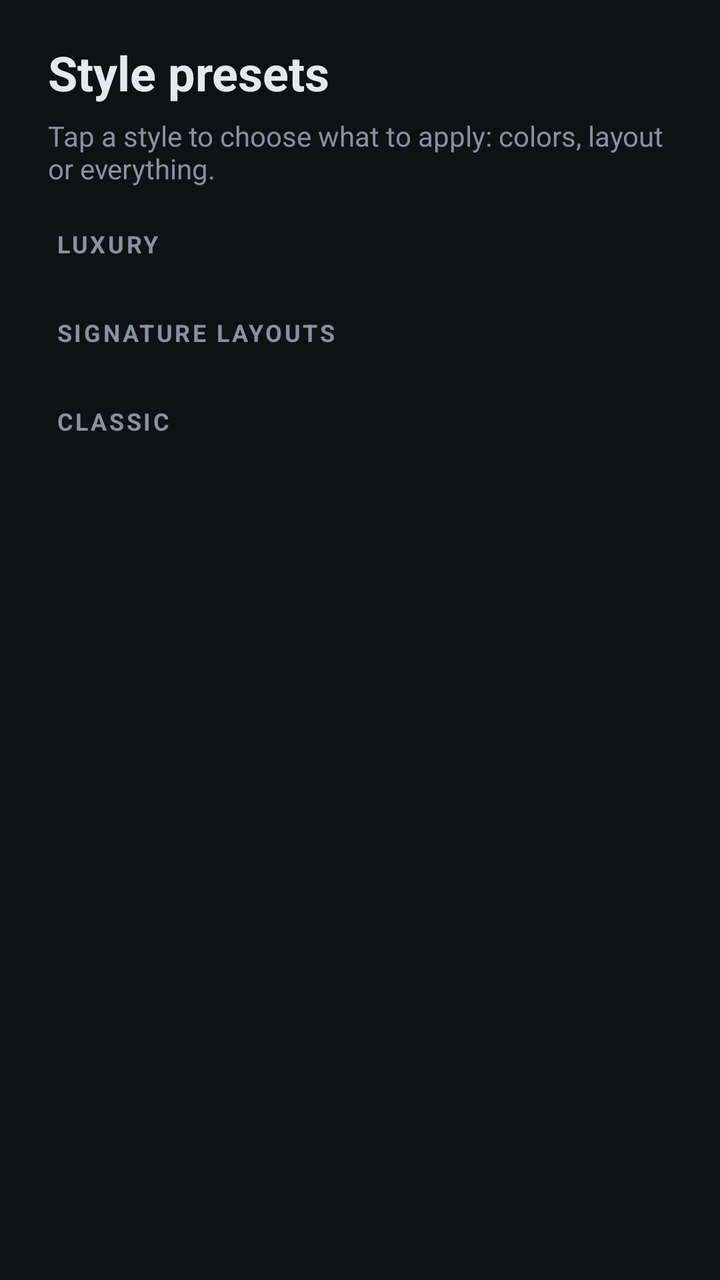
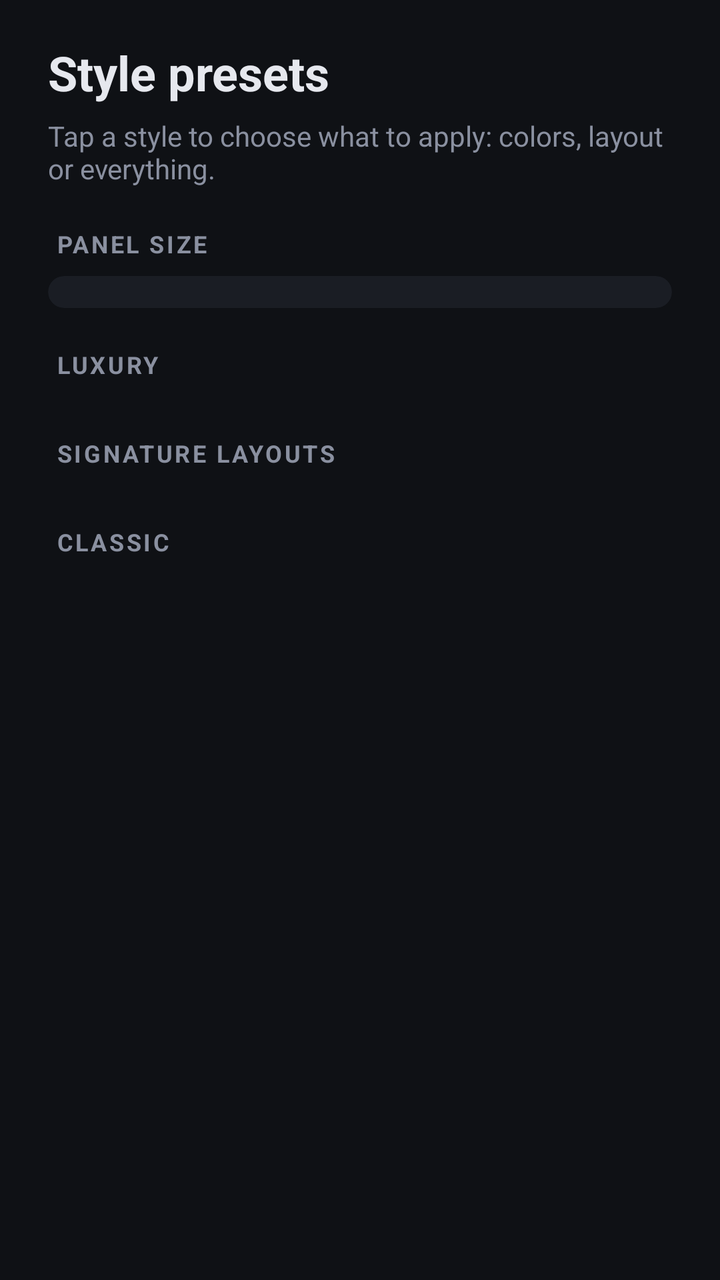

Two renders of the same Android screen: before a commit and after it. Below are the layout's source before the change and the commit's diff.
<!-- AndroidManifest.xml: application theme Theme.Voltune -->
<!-- res/layout/activity_presets.xml -->
<?xml version="1.0" encoding="utf-8"?>
<ScrollView xmlns:android="http://schemas.android.com/apk/res/android"
    android:id="@+id/root"
    android:layout_width="match_parent"
    android:layout_height="match_parent"
    android:clipToPadding="false"
    android:fillViewport="true">

    <LinearLayout
        android:layout_width="match_parent"
        android:layout_height="wrap_content"
        android:orientation="vertical"
        android:paddingStart="24dp"
        android:paddingTop="20dp"
        android:paddingEnd="24dp"
        android:paddingBottom="24dp">

        <TextView
            android:layout_width="wrap_content"
            android:layout_height="wrap_content"
            android:text="@string/section_presets"
            android:textColor="@color/vt_text"
            android:textSize="24sp"
            android:textStyle="bold" />

        <TextView
            android:layout_width="wrap_content"
            android:layout_height="wrap_content"
            android:layout_marginTop="6dp"
            android:text="@string/presets_hint"
            android:textColor="@color/vt_text_muted"
            android:textSize="14sp" />

        <TextView
            style="@style/Voltune.GroupLabel"
            android:text="@string/presets_luxury" />

        <GridLayout
            android:id="@+id/luxuryGrid"
            android:layout_width="match_parent"
            android:layout_height="wrap_content"
            android:layout_marginStart="-6dp"
            android:layout_marginEnd="-6dp"
            android:columnCount="2" />

        <TextView
            style="@style/Voltune.GroupLabel"
            android:text="@string/presets_signature" />

        <GridLayout
            android:id="@+id/signatureGrid"
            android:layout_width="match_parent"
            android:layout_height="wrap_content"
            android:layout_marginStart="-6dp"
            android:layout_marginEnd="-6dp"
            android:columnCount="2" />

        <TextView
            style="@style/Voltune.GroupLabel"
            android:text="@string/presets_classic" />

        <GridLayout
            android:id="@+id/classicGrid"
            android:layout_width="match_parent"
            android:layout_height="wrap_content"
            android:layout_marginStart="-6dp"
            android:layout_marginEnd="-6dp"
            android:columnCount="2" />

    </LinearLayout>

</ScrollView>
<!-- resources referenced by this layout -->
<resources>
  <color name="vt_text">#E6E8EE</color>
  <color name="vt_text_muted">#8A90A0</color>
  <string name="presets_classic">Classic</string>
  <string name="presets_hint">Tap a style to choose what to apply: colors, layout or everything.</string>
  <string name="presets_luxury">Luxury</string>
  <string name="presets_signature">Signature layouts</string>
  <string name="section_presets">Style presets</string>
  <style name="Voltune.GroupLabel" parent="">
          <item name="android:layout_width">wrap_content</item>
          <item name="android:layout_height">wrap_content</item>
          <item name="android:layout_marginStart">4dp</item>
          <item name="android:layout_marginTop">20dp</item>
          <item name="android:layout_marginBottom">8dp</item>
          <item name="android:letterSpacing">0.1</item>
          <item name="android:textAllCaps">true</item>
          <item name="android:textColor">@color/vt_text_muted</item>
          <item name="android:textSize">12sp</item>
          <item name="android:textStyle">bold</item>
      </style>
  <style name="Theme.Voltune" parent="Theme.Material3.Dark.NoActionBar">
          <item name="colorPrimary">@color/vt_primary</item>
          <item name="colorOnPrimary">@color/vt_on_primary</item>
          <item name="colorSecondary">@color/vt_accent</item>
          <item name="colorSurface">@color/vt_surface</item>
          <item name="colorOnSurface">@color/vt_text</item>
          <item name="android:colorBackground">@color/vt_background</item>
          <item name="android:windowBackground">@color/vt_background</item>
      </style>
  <color name="vt_primary">#6C5CE7</color>
  <color name="vt_on_primary">#FFFFFF</color>
  <color name="vt_accent">#00D1B2</color>
  <color name="vt_surface">#1A1D24</color>
  <color name="vt_background">#0F1115</color>
</resources>

<!-- the commit's change to res/layout/activity_presets.xml (unified diff, before → after) -->
@@ -30,6 +30,18 @@
             android:text="@string/presets_hint"
             android:textColor="@color/vt_text_muted"
             android:textSize="14sp" />
+
+        <TextView
+            style="@style/Voltune.GroupLabel"
+            android:text="@string/panel_size" />
+
+        <com.google.android.material.card.MaterialCardView style="@style/Voltune.GroupCard">
+
+            <LinearLayout
+                android:id="@+id/sizeContainer"
+                style="@style/Voltune.GroupContent" />
+
+        </com.google.android.material.card.MaterialCardView>
 
         <TextView
             style="@style/Voltune.GroupLabel"
<!-- resource entries referenced after the edit -->
@@ -2,11 +2,28 @@
 <resources>
   <color name="vt_text">#E6E8EE</color>
   <color name="vt_text_muted">#8A90A0</color>
+  <string name="panel_size">Panel size</string>
   <string name="presets_classic">Classic</string>
   <string name="presets_hint">Tap a style to choose what to apply: colors, layout or everything.</string>
   <string name="presets_luxury">Luxury</string>
   <string name="presets_signature">Signature layouts</string>
   <string name="section_presets">Style presets</string>
+  <style name="Voltune.GroupCard" parent="">
+          <item name="android:layout_width">match_parent</item>
+          <item name="android:layout_height">wrap_content</item>
+          <item name="cardBackgroundColor">@color/vt_surface</item>
+          <item name="cardCornerRadius">20dp</item>
+          <item name="strokeWidth">0dp</item>
+      </style>
+  <style name="Voltune.GroupContent" parent="">
+          <item name="android:layout_width">match_parent</item>
+          <item name="android:layout_height">wrap_content</item>
+          <item name="android:orientation">vertical</item>
+          <item name="android:paddingStart">16dp</item>
+          <item name="android:paddingEnd">16dp</item>
+          <item name="android:paddingTop">6dp</item>
+          <item name="android:paddingBottom">10dp</item>
+      </style>
   <style name="Voltune.GroupLabel" parent="">
           <item name="android:layout_width">wrap_content</item>
           <item name="android:layout_height">wrap_content</item>
@@ -28,10 +45,10 @@
           <item name="android:colorBackground">@color/vt_background</item>
           <item name="android:windowBackground">@color/vt_background</item>
       </style>
+  <color name="vt_surface">#1A1D24</color>
   <color name="vt_primary">#6C5CE7</color>
   <color name="vt_on_primary">#FFFFFF</color>
   <color name="vt_accent">#00D1B2</color>
-  <color name="vt_surface">#1A1D24</color>
   <color name="vt_background">#0F1115</color>
 </resources>
 
